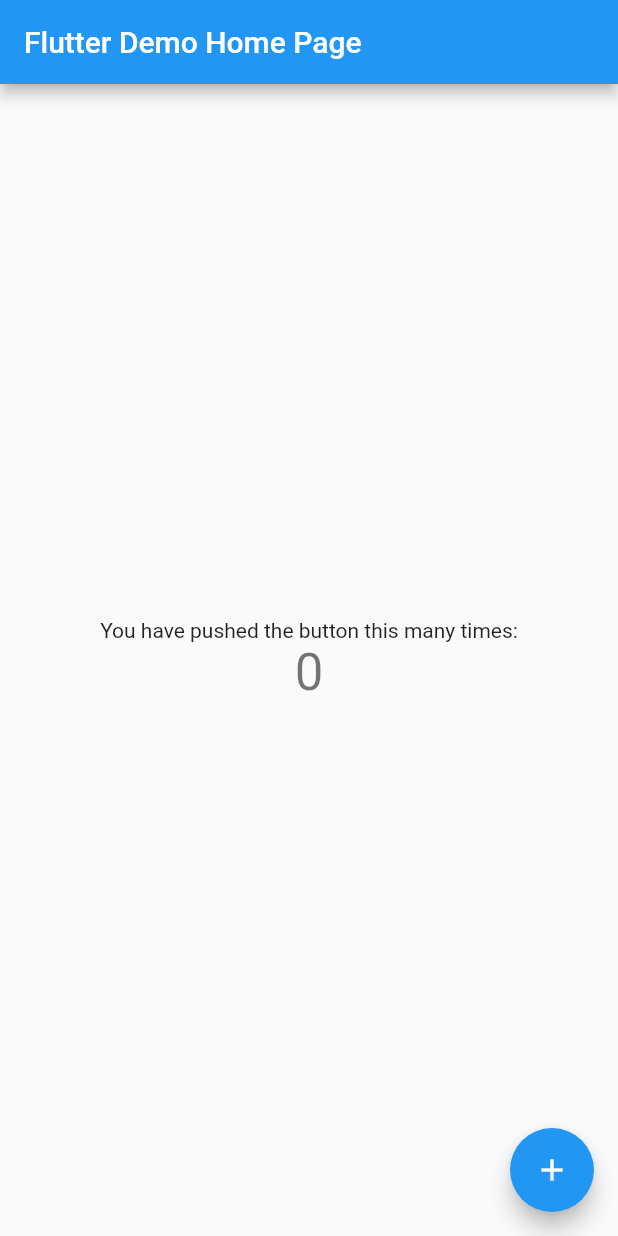
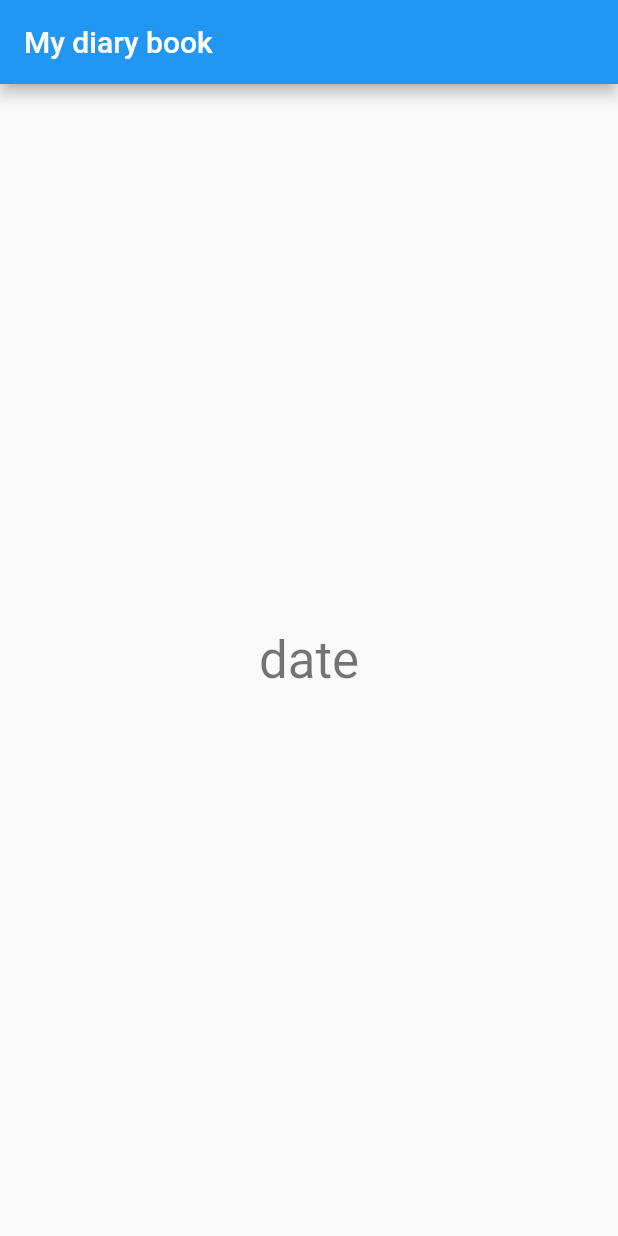
Before and after one commit to E-Mrtnz/my_diary_book, a Flutter app: the screen it shows after launch, on a phone screen of 412 x 824 dp. Run offline on Flutter 3.47's test engine with Material 2 defaults, Android fonts, the phone set to English and light mode, and no system bars.

Commit message:
modificacion base de la app

```diff
--- a/lib/main.dart
+++ b/lib/main.dart
@@ -7,109 +7,44 @@ void main() {
 class MyApp extends StatelessWidget {
   const MyApp({Key? key}) : super(key: key);
 
-  // This widget is the root of your application.
   @override
   Widget build(BuildContext context) {
     return MaterialApp(
-      title: 'Flutter Demo',
+      debugShowCheckedModeBanner: false,
+      title: 'My diary book',
       theme: ThemeData(
-        // This is the theme of your application.
-        //
-        // Try running your application with "flutter run". You'll see the
-        // application has a blue toolbar. Then, without quitting the app, try
-        // changing the primarySwatch below to Colors.green and then invoke
-        // "hot reload" (press "r" in the console where you ran "flutter run",
-        // or simply save your changes to "hot reload" in a Flutter IDE).
-        // Notice that the counter didn't reset back to zero; the application
-        // is not restarted.
         primarySwatch: Colors.blue,
       ),
-      home: const MyHomePage(title: 'Flutter Demo Home Page'),
+      home: const MyHomePage(),
     );
   }
 }
 
 class MyHomePage extends StatefulWidget {
-  const MyHomePage({Key? key, required this.title}) : super(key: key);
-
-  // This widget is the home page of your application. It is stateful, meaning
-  // that it has a State object (defined below) that contains fields that affect
-  // how it looks.
-
-  // This class is the configuration for the state. It holds the values (in this
-  // case the title) provided by the parent (in this case the App widget) and
-  // used by the build method of the State. Fields in a Widget subclass are
-  // always marked "final".
-
-  final String title;
+  const MyHomePage({Key? key}) : super(key: key);
 
   @override
   State<MyHomePage> createState() => _MyHomePageState();
 }
 
 class _MyHomePageState extends State<MyHomePage> {
-  int _counter = 0;
-
-  void _incrementCounter() {
-    setState(() {
-      // This call to setState tells the Flutter framework that something has
-      // changed in this State, which causes it to rerun the build method below
-      // so that the display can reflect the updated values. If we changed
-      // _counter without calling setState(), then the build method would not be
-      // called again, and so nothing would appear to happen.
-      _counter++;
-    });
-  }
-
   @override
   Widget build(BuildContext context) {
-    // This method is rerun every time setState is called, for instance as done
-    // by the _incrementCounter method above.
-    //
-    // The Flutter framework has been optimized to make rerunning build methods
-    // fast, so that you can just rebuild anything that needs updating rather
-    // than having to individually change instances of widgets.
     return Scaffold(
       appBar: AppBar(
-        // Here we take the value from the MyHomePage object that was created by
-        // the App.build method, and use it to set our appbar title.
-        title: Text(widget.title),
+        title: Text('My diary book'),
       ),
       body: Center(
-        // Center is a layout widget. It takes a single child and positions it
-        // in the middle of the parent.
         child: Column(
-          // Column is also a layout widget. It takes a list of children and
-          // arranges them vertically. By default, it sizes itself to fit its
-          // children horizontally, and tries to be as tall as its parent.
-          //
-          // Invoke "debug painting" (press "p" in the console, choose the
-          // "Toggle Debug Paint" action from the Flutter Inspector in Android
-          // Studio, or the "Toggle Debug Paint" command in Visual Studio Code)
-          // to see the wireframe for each widget.
-          //
-          // Column has various properties to control how it sizes itself and
-          // how it positions its children. Here we use mainAxisAlignment to
-          // center the children vertically; the main axis here is the vertical
-          // axis because Columns are vertical (the cross axis would be
-          // horizontal).
           mainAxisAlignment: MainAxisAlignment.center,
           children: <Widget>[
-            const Text(
-              'You have pushed the button this many times:',
-            ),
             Text(
-              '$_counter',
+              'date',
               style: Theme.of(context).textTheme.headline4,
             ),
           ],
         ),
       ),
-      floatingActionButton: FloatingActionButton(
-        onPressed: _incrementCounter,
-        tooltip: 'Increment',
-        child: const Icon(Icons.add),
-      ), // This trailing comma makes auto-formatting nicer for build methods.
     );
   }
 }
```
